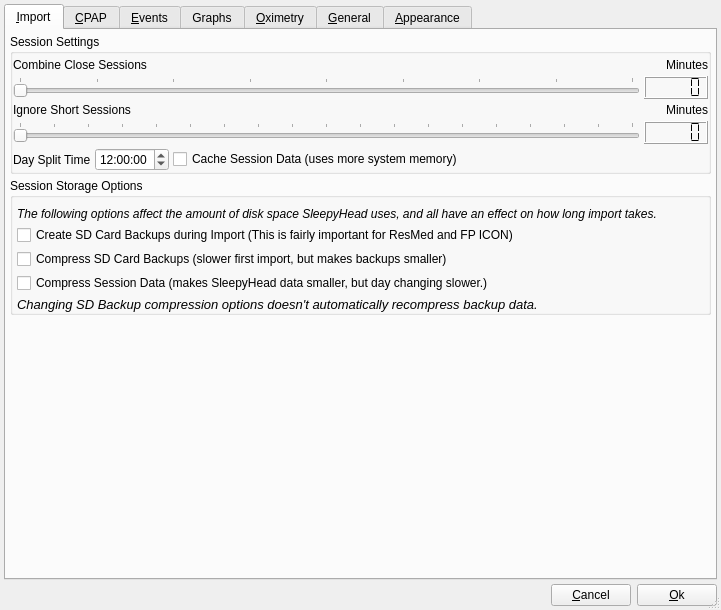
This is sleepyhead/preferencesdialog.ui in sbonaime/sleepyhead-code. as Qt 5 draws it before an edit. The edited form follows.
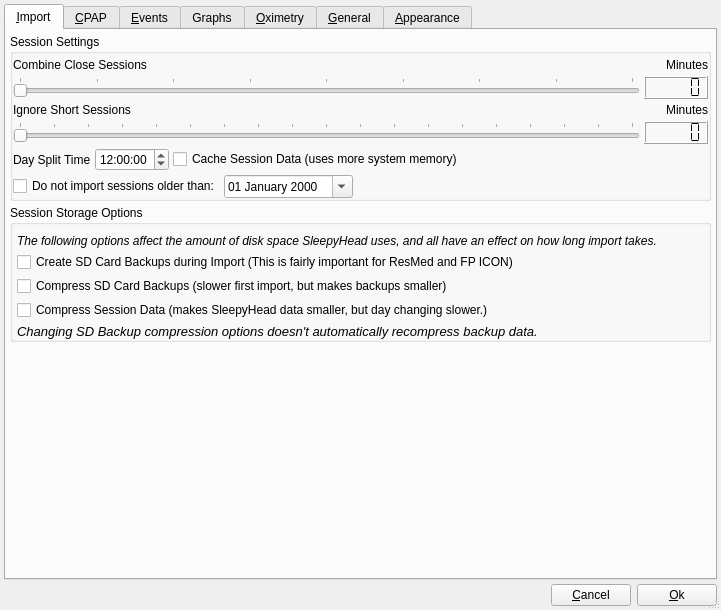
This is the edited form. Icons and pictures are not drawn.

Commit message: Added Ignore Older Sessions preference, plus some purge fixes

Patch:
```diff
--- a/sleepyhead/preferencesdialog.ui
+++ b/sleepyhead/preferencesdialog.ui
@@ -301,6 +301,75 @@
             </item>
            </layout>
           </item>
+          <item>
+           <layout class="QHBoxLayout" name="horizontalLayout_18">
+            <property name="leftMargin">
+             <number>0</number>
+            </property>
+            <property name="topMargin">
+             <number>0</number>
+            </property>
+            <property name="bottomMargin">
+             <number>0</number>
+            </property>
+            <item>
+             <widget class="QCheckBox" name="ignoreOlderSessionsCheck">
+              <property name="text">
+               <string>Do not import sessions older than:</string>
+              </property>
+             </widget>
+            </item>
+            <item>
+             <widget class="QDateEdit" name="ignoreOlderSessionsDate">
+              <property name="toolTip">
+               <string>Sessions older than this date will not be imported</string>
+              </property>
+              <property name="wrapping">
+               <bool>true</bool>
+              </property>
+              <property name="frame">
+               <bool>true</bool>
+              </property>
+              <property name="maximumDate">
+               <date>
+                <year>2099</year>
+                <month>12</month>
+                <day>31</day>
+               </date>
+              </property>
+              <property name="minimumDate">
+               <date>
+                <year>1970</year>
+                <month>1</month>
+                <day>2</day>
+               </date>
+              </property>
+              <property name="currentSection">
+               <enum>QDateTimeEdit::DaySection</enum>
+              </property>
+              <property name="displayFormat">
+               <string>dd MMMM yyyy</string>
+              </property>
+              <property name="calendarPopup">
+               <bool>true</bool>
+              </property>
+             </widget>
+            </item>
+            <item>
+             <spacer name="horizontalSpacer_6">
+              <property name="orientation">
+               <enum>Qt::Horizontal</enum>
+              </property>
+              <property name="sizeHint" stdset="0">
+               <size>
+                <width>40</width>
+                <height>20</height>
+               </size>
+              </property>
+             </spacer>
+            </item>
+           </layout>
+          </item>
          </layout>
         </widget>
        </item>
```
The commit also changes 10 other files.
